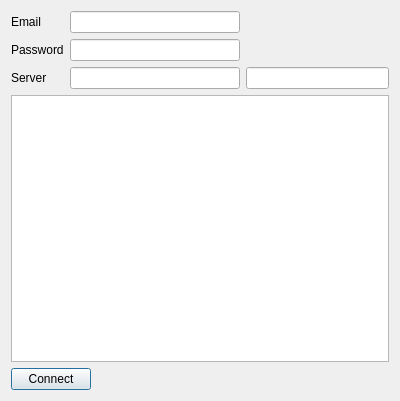
Before: the Qt Designer form korobov/6_pop/dialog.ui in AntonGulkevich/labs_new, drawn with Qt 5.
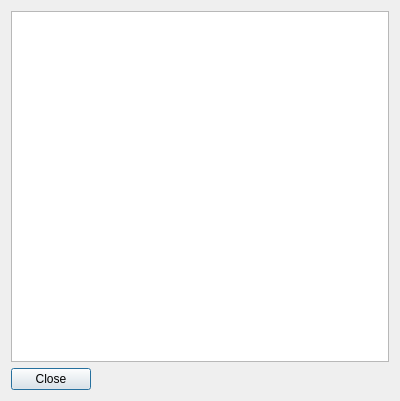
After: the same form once the commit is applied.

Patch:
```diff
--- a/korobov/6_pop/dialog.ui
+++ b/korobov/6_pop/dialog.ui
@@ -14,76 +14,14 @@
    <string>Dialog</string>
   </property>
   <layout class="QGridLayout" name="gridLayout">
-   <item row="0" column="0">
-    <widget class="QLabel" name="label">
+   <item row="1" column="0" colspan="2">
+    <widget class="QPushButton" name="closePB">
      <property name="text">
-      <string>Email</string>
+      <string>Close</string>
      </property>
     </widget>
    </item>
-   <item row="0" column="1" colspan="2">
-    <widget class="QLineEdit" name="emailLE"/>
-   </item>
-   <item row="0" column="3">
-    <spacer name="horizontalSpacer">
-     <property name="orientation">
-      <enum>Qt::Horizontal</enum>
-     </property>
-     <property name="sizeHint" stdset="0">
-      <size>
-       <width>139</width>
-       <height>20</height>
-      </size>
-     </property>
-    </spacer>
-   </item>
-   <item row="1" column="0">
-    <widget class="QLabel" name="label_2">
-     <property name="text">
-      <string>Password</string>
-     </property>
-    </widget>
-   </item>
-   <item row="1" column="1" colspan="2">
-    <widget class="QLineEdit" name="passwordLE"/>
-   </item>
-   <item row="1" column="3">
-    <spacer name="horizontalSpacer_2">
-     <property name="orientation">
-      <enum>Qt::Horizontal</enum>
-     </property>
-     <property name="sizeHint" stdset="0">
-      <size>
-       <width>139</width>
-       <height>20</height>
-      </size>
-     </property>
-    </spacer>
-   </item>
-   <item row="2" column="0">
-    <widget class="QLabel" name="label_3">
-     <property name="text">
-      <string>Server</string>
-     </property>
-    </widget>
-   </item>
-   <item row="2" column="1" colspan="2">
-    <widget class="QLineEdit" name="ipLE"/>
-   </item>
-   <item row="2" column="3">
-    <widget class="QLineEdit" name="portLE"/>
-   </item>
-   <item row="3" column="0" colspan="4">
-    <widget class="QListView" name="listView"/>
-   </item>
-   <item row="4" column="0" colspan="2">
-    <widget class="QPushButton" name="pushButton">
-     <property name="text">
-      <string>Connect</string>
-     </property>
-    </widget>
-   </item>
-   <item row="4" column="2">
+   <item row="1" column="2">
     <spacer name="horizontalSpacer_3">
      <property name="orientation">
       <enum>Qt::Horizontal</enum>
@@ -96,6 +34,9 @@
      </property>
     </spacer>
    </item>
+   <item row="0" column="0" colspan="4">
+    <widget class="QListWidget" name="listWidget"/>
+   </item>
   </layout>
  </widget>
  <layoutdefault spacing="6" margin="11"/>
```
Left out of the diff: 19 changed lines with no effect on the pictures.
